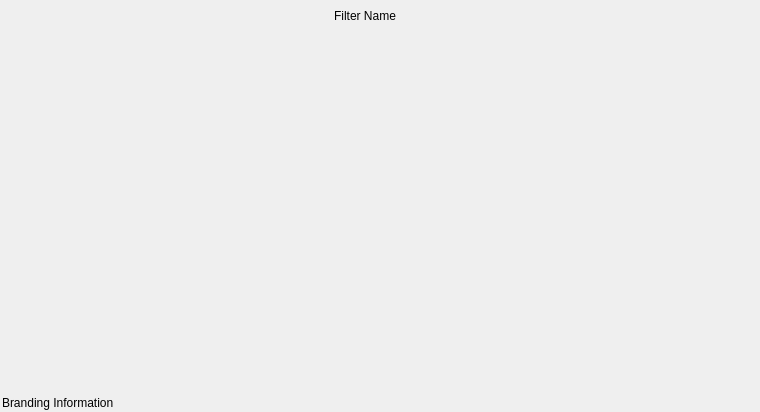
Qt form Source/SVWidgetsLib/Widgets/UI_Files/FilterInputWidget.ui (BlueQuartzSoftware/SIMPL) before a commit.
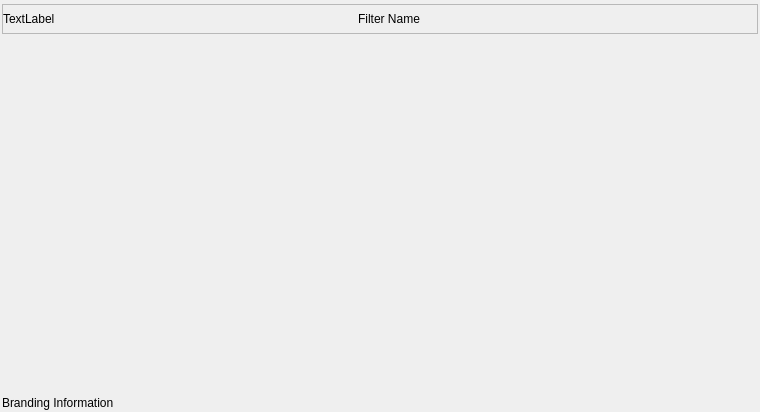
The same form after that commit. Icons and pictures are not drawn. Custom widgets are drawn as their Qt base class.

Commit message: UX: Adjusting look and feel of FilterInputWidgets and associated codes.

Patch:
```diff
--- a/Source/SVWidgetsLib/Widgets/UI_Files/FilterInputWidget.ui
+++ b/Source/SVWidgetsLib/Widgets/UI_Files/FilterInputWidget.ui
@@ -60,76 +60,6 @@
         </property>
        </widget>
       </item>
-      <item row="0" column="0">
-       <layout class="QHBoxLayout" name="horizontalLayout">
-        <property name="topMargin">
-         <number>0</number>
-        </property>
-        <item>
-         <widget class="QLabel" name="filterHumanLabel">
-          <property name="sizePolicy">
-           <sizepolicy hsizetype="Expanding" vsizetype="Preferred">
-            <horstretch>0</horstretch>
-            <verstretch>0</verstretch>
-           </sizepolicy>
-          </property>
-          <property name="styleSheet">
-           <string notr="true"/>
-          </property>
-          <property name="frameShape">
-           <enum>QFrame::NoFrame</enum>
-          </property>
-          <property name="text">
-           <string>Filter Name</string>
-          </property>
-          <property name="alignment">
-           <set>Qt::AlignCenter</set>
-          </property>
-          <property name="wordWrap">
-           <bool>true</bool>
-          </property>
-         </widget>
-        </item>
-        <item>
-         <widget class="QtSHoverButton" name="filterHelpBtn">
-          <property name="sizePolicy">
-           <sizepolicy hsizetype="Preferred" vsizetype="Fixed">
-            <horstretch>0</horstretch>
-            <verstretch>0</verstretch>
-           </sizepolicy>
-          </property>
-          <property name="minimumSize">
-           <size>
-            <width>24</width>
-            <height>24</height>
-           </size>
-          </property>
-          <property name="maximumSize">
-           <size>
-            <width>24</width>
-            <height>24</height>
-           </size>
-          </property>
-          <property name="text">
-           <string/>
-          </property>
-          <property name="icon">
-           <iconset resource="../../icons/images/Icons.qrc">
-            <normaloff>:/information.png</normaloff>:/information.png</iconset>
-          </property>
-          <property name="iconSize">
-           <size>
-            <width>24</width>
-            <height>24</height>
-           </size>
-          </property>
-          <property name="flat">
-           <bool>true</bool>
-          </property>
-         </widget>
-        </item>
-       </layout>
-      </item>
       <item row="1" column="0">
        <widget class="QScrollArea" name="variablesScrollArea">
         <property name="frameShape">
@@ -144,7 +74,7 @@
            <x>0</x>
            <y>0</y>
            <width>756</width>
-           <height>344</height>
+           <height>351</height>
           </rect>
          </property>
          <layout class="QVBoxLayout" name="scrollAreaVertSpacer">
@@ -180,6 +110,109 @@
         </widget>
        </widget>
       </item>
+      <item row="0" column="0">
+       <widget class="QFrame" name="labelFrame">
+        <property name="minimumSize">
+         <size>
+          <width>0</width>
+          <height>30</height>
+         </size>
+        </property>
+        <property name="frameShape">
+         <enum>QFrame::StyledPanel</enum>
+        </property>
+        <property name="frameShadow">
+         <enum>QFrame::Raised</enum>
+        </property>
+        <layout class="QHBoxLayout" name="horizontalLayout_2">
+         <property name="spacing">
+          <number>0</number>
+         </property>
+         <property name="leftMargin">
+          <number>0</number>
+         </property>
+         <property name="topMargin">
+          <number>0</number>
+         </property>
+         <property name="rightMargin">
+          <number>10</number>
+         </property>
+         <property name="bottomMargin">
+          <number>0</number>
+         </property>
+         <item>
+          <widget class="QLabel" name="filterIndex">
+           <property name="text">
+            <string>TextLabel</string>
+           </property>
+          </widget>
+         </item>
+         <item>
+          <widget class="QLabel" name="filterHumanLabel">
+           <property name="sizePolicy">
+            <sizepolicy hsizetype="Expanding" vsizetype="Preferred">
+             <horstretch>0</horstretch>
+             <verstretch>0</verstretch>
+            </sizepolicy>
+           </property>
+           <property name="frameShape">
+            <enum>QFrame::NoFrame</enum>
+           </property>
+           <property name="text">
+            <string>Filter Name</string>
+           </property>
+           <property name="alignment">
+            <set>Qt::AlignCenter</set>
+           </property>
+           <property name="wordWrap">
+            <bool>true</bool>
+           </property>
+          </widget>
+         </item>
+         <item>
+          <widget class="QtSHoverButton" name="filterHelpBtn">
+           <property name="sizePolicy">
+            <sizepolicy hsizetype="Preferred" vsizetype="Fixed">
+             <horstretch>0</horstretch>
+             <verstretch>0</verstretch>
+            </sizepolicy>
+           </property>
+           <property name="minimumSize">
+            <size>
+             <width>24</width>
+             <height>24</height>
+            </size>
+           </property>
+           <property name="maximumSize">
+            <size>
+             <width>24</width>
+             <height>24</height>
+            </size>
+           </property>
+           <property name="toolTip">
+            <string>Click to show the filter help</string>
+           </property>
+           <property name="text">
+            <string/>
+           </property>
+           <property name="icon">
+            <iconset resource="../../icons/images/Icons.qrc">
+             <normaloff>:/information.png</normaloff>:/information.png</iconset>
+           </property>
+           <property name="iconSize">
+            <size>
+             <width>24</width>
+             <height>24</height>
+            </size>
+           </property>
+           <property name="flat">
+            <bool>true</bool>
+           </property>
+          </widget>
+         </item>
+        </layout>
+       </widget>
+      </item>
      </layout>
     </widget>
    </item>
```
The commit also changes 5 other files.
